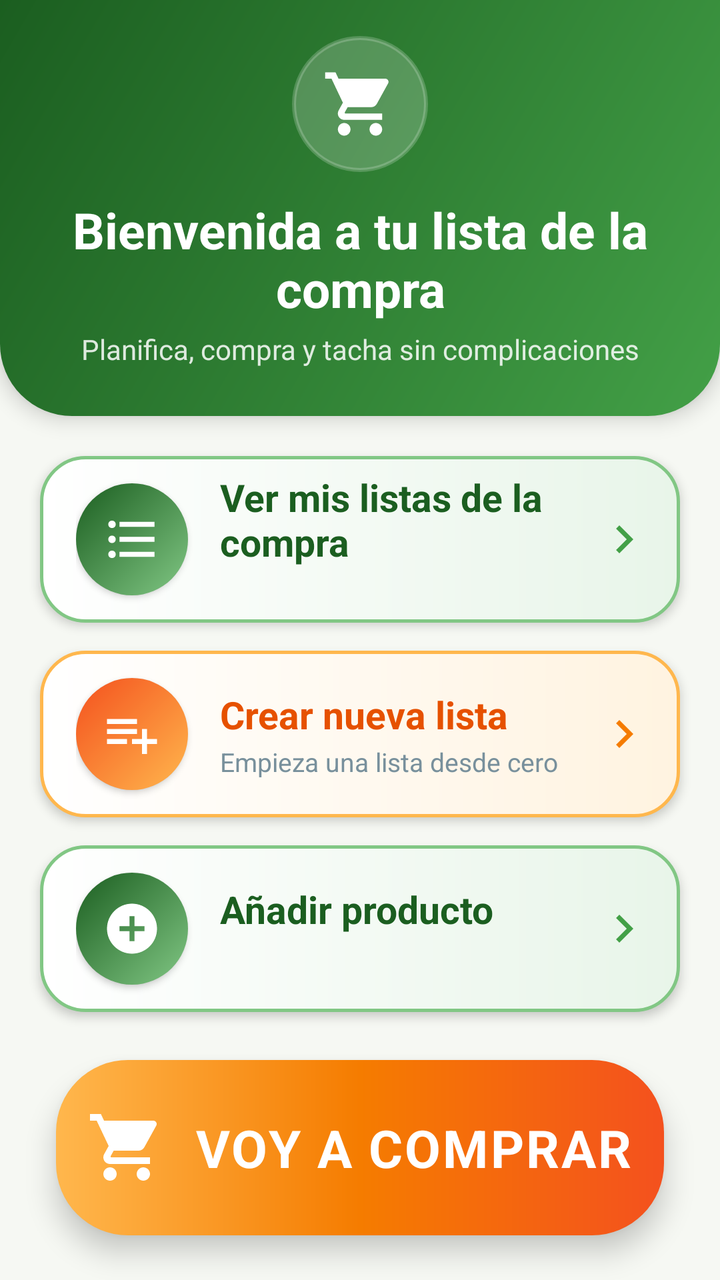
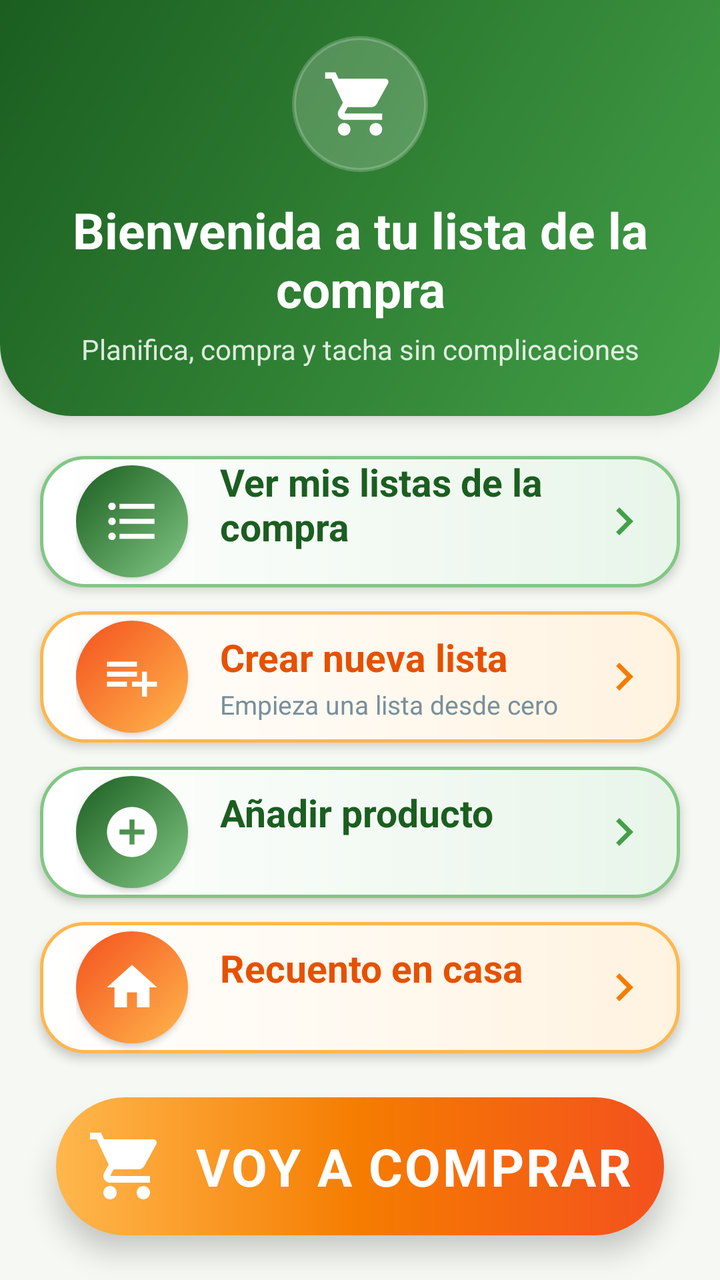

Two renders of the same Android screen: before a commit and after it. Below are the layout's source before the change and the commit's diff.
<!-- AndroidManifest.xml: application theme Theme.ShoppingList -->
<!-- res/layout/activity_main.xml -->
<?xml version="1.0" encoding="utf-8"?>
<LinearLayout xmlns:android="http://schemas.android.com/apk/res/android"
    xmlns:app="http://schemas.android.com/apk/res-auto"
    xmlns:tools="http://schemas.android.com/tools"
    android:layout_width="match_parent"
    android:layout_height="match_parent"
    android:orientation="vertical"
    tools:ignore="ContentDescription,NestedWeights">

    
    <LinearLayout
        android:id="@+id/topBar"
        android:layout_width="match_parent"
        android:layout_height="wrap_content"
        android:background="@drawable/bg_header_main"
        android:elevation="6dp"
        android:gravity="center_horizontal"
        android:orientation="vertical"
        android:paddingStart="24dp"
        android:paddingTop="18dp"
        android:paddingEnd="24dp"
        android:paddingBottom="24dp">

        <FrameLayout
            android:layout_width="68dp"
            android:layout_height="68dp"
            android:background="@drawable/bg_icon_circle_light">

            <ImageView
                android:layout_width="38dp"
                android:layout_height="38dp"
                android:layout_gravity="center"
                android:importantForAccessibility="no"
                android:src="@drawable/ic_cart" />
        </FrameLayout>

        <TextView
            android:layout_width="match_parent"
            android:layout_height="wrap_content"
            android:layout_marginTop="12dp"
            android:gravity="center"
            android:text="@string/main_header"
            android:textColor="@color/white"
            android:textSize="25sp"
            android:textStyle="bold" />

        <TextView
            android:layout_width="match_parent"
            android:layout_height="wrap_content"
            android:layout_marginTop="4dp"
            android:alpha="0.85"
            android:gravity="center"
            android:text="@string/main_subtitle"
            android:textColor="@color/white"
            android:textSize="14sp" />
    </LinearLayout>

    <LinearLayout
        android:layout_width="match_parent"
        android:layout_height="0dp"
        android:layout_weight="1"
        android:orientation="vertical"
        android:paddingStart="20dp"
        android:paddingTop="20dp"
        android:paddingEnd="20dp"
        android:clipToPadding="false"
        android:paddingBottom="16dp">

        <LinearLayout
            android:id="@+id/bannerMyLists"
            style="@style/MainBanner"
            android:background="@drawable/bg_banner_green">

            <FrameLayout
                style="@style/MainBannerIconCircle"
                android:background="@drawable/bg_icon_circle_green">

                <ImageView
                    style="@style/MainBannerIcon"
                    android:src="@drawable/ic_list" />
            </FrameLayout>

            <LinearLayout style="@style/MainBannerTexts">

                <TextView
                    style="@style/MainBannerTitle"
                    android:text="@string/banner_my_lists"
                    android:textColor="@color/green_dark" />

                <TextView
                    android:id="@+id/tvMyListsSub"
                    style="@style/MainBannerSubtitle" />
            </LinearLayout>

            <ImageView
                style="@style/MainBannerChevron"
                app:tint="@color/green_mid" />
        </LinearLayout>

        <LinearLayout
            android:id="@+id/bannerNewList"
            style="@style/MainBanner"
            android:background="@drawable/bg_banner_orange">

            <FrameLayout
                style="@style/MainBannerIconCircle"
                android:background="@drawable/bg_icon_circle_orange">

                <ImageView
                    style="@style/MainBannerIcon"
                    android:src="@drawable/ic_playlist_add" />
            </FrameLayout>

            <LinearLayout style="@style/MainBannerTexts">

                <TextView
                    style="@style/MainBannerTitle"
                    android:text="@string/banner_new_list"
                    android:textColor="@color/orange_dark" />

                <TextView
                    style="@style/MainBannerSubtitle"
                    android:text="@string/banner_new_list_sub" />
            </LinearLayout>

            <ImageView
                style="@style/MainBannerChevron"
                app:tint="@color/orange" />
        </LinearLayout>

        <LinearLayout
            android:id="@+id/bannerAddProduct"
            style="@style/MainBanner"
            android:background="@drawable/bg_banner_green">

            <FrameLayout
                style="@style/MainBannerIconCircle"
                android:background="@drawable/bg_icon_circle_green">

                <ImageView
                    style="@style/MainBannerIcon"
                    android:src="@drawable/ic_add_circle" />
            </FrameLayout>

            <LinearLayout style="@style/MainBannerTexts">

                <TextView
                    style="@style/MainBannerTitle"
                    android:text="@string/banner_add_product"
                    android:textColor="@color/green_dark" />

                <TextView
                    android:id="@+id/tvAddProductSub"
                    style="@style/MainBannerSubtitle" />
            </LinearLayout>

            <ImageView
                style="@style/MainBannerChevron"
                app:tint="@color/green_mid" />
        </LinearLayout>

        <LinearLayout
            android:id="@+id/btnGoShopping"
            android:layout_width="match_parent"
            android:layout_height="0dp"
            android:layout_marginStart="8dp"
            android:layout_marginTop="10dp"
            android:layout_marginEnd="8dp"
            android:layout_marginBottom="6dp"
            android:layout_weight="1.05"
            android:background="@drawable/bg_big_button"
            android:clickable="true"
            android:elevation="8dp"
            android:focusable="true"
            android:gravity="center"
            android:orientation="horizontal">

            <ImageView
                android:layout_width="40dp"
                android:layout_height="40dp"
                android:importantForAccessibility="no"
                android:src="@drawable/ic_cart" />

            <TextView
                android:layout_width="wrap_content"
                android:layout_height="wrap_content"
                android:layout_marginStart="14dp"
                android:letterSpacing="0.04"
                android:text="@string/go_shopping"
                android:textColor="@color/white"
                android:textSize="26sp"
                android:textStyle="bold" />
        </LinearLayout>
    </LinearLayout>
</LinearLayout>
<!-- resources referenced by this layout -->
<resources>
  <color name="green_dark">#FF1B5E20</color>
  <color name="green_mid">#FF43A047</color>
  <color name="orange">#FFF57C00</color>
  <color name="orange_dark">#FFE65100</color>
  <color name="white">#FFFFFFFF</color>
  <!-- drawable bg_icon_circle_green (drawable) -->
  <?xml version="1.0" encoding="utf-8"?>
  <shape xmlns:android="http://schemas.android.com/apk/res/android" android:shape="oval">
      <gradient android:angle="315" android:startColor="@color/green_dark" android:endColor="@color/green_soft" />
  </shape>
  <!-- drawable bg_icon_circle_orange (drawable) -->
  <?xml version="1.0" encoding="utf-8"?>
  <shape xmlns:android="http://schemas.android.com/apk/res/android" android:shape="oval">
      <gradient android:angle="315" android:startColor="@color/orange_deep" android:endColor="@color/orange_soft" />
  </shape>
  <string name="banner_add_product">Añadir producto</string>
  <string name="banner_my_lists">Ver mis listas de la compra</string>
  <string name="banner_new_list">Crear nueva lista</string>
  <string name="banner_new_list_sub">Empieza una lista desde cero</string>
  <string name="go_shopping">VOY A COMPRAR</string>
  <string name="main_header">Bienvenida a tu lista de la compra</string>
  <string name="main_subtitle">Planifica, compra y tacha sin complicaciones</string>
  <style name="MainBanner">
          <item name="android:layout_width">match_parent</item>
          <item name="android:layout_height">0dp</item>
          <item name="android:layout_weight">1</item>
          <item name="android:layout_marginBottom">14dp</item>
          <item name="android:orientation">horizontal</item>
          <item name="android:gravity">center_vertical</item>
          <item name="android:paddingStart">18dp</item>
          <item name="android:paddingEnd">14dp</item>
          <item name="android:elevation">3dp</item>
          <item name="android:clickable">true</item>
          <item name="android:focusable">true</item>
      </style>
  <style name="MainBannerChevron">
          <item name="android:layout_width">28dp</item>
          <item name="android:layout_height">28dp</item>
          <item name="android:src">@drawable/ic_chevron_right</item>
          <item name="android:importantForAccessibility">no</item>
      </style>
  <style name="MainBannerIcon">
          <item name="android:layout_width">30dp</item>
          <item name="android:layout_height">30dp</item>
          <item name="android:layout_gravity">center</item>
          <item name="android:importantForAccessibility">no</item>
      </style>
  <style name="MainBannerIconCircle">
          <item name="android:layout_width">56dp</item>
          <item name="android:layout_height">56dp</item>
          <item name="android:elevation">2dp</item>
      </style>
  <style name="MainBannerTitle">
          <item name="android:layout_width">wrap_content</item>
          <item name="android:layout_height">wrap_content</item>
          <item name="android:textSize">19sp</item>
          <item name="android:textStyle">bold</item>
      </style>
  <color name="green_light">#FFE8F5E9</color>
  <color name="green_soft">#FF81C784</color>
  <color name="orange_light">#FFFFF3E0</color>
  <color name="orange_soft">#FFFFB74D</color>
  <color name="orange_deep">#FFF4511E</color>
  <color name="white_translucent">#33FFFFFF</color>
  <color name="text_muted">#FF78909C</color>
  <color name="green">#FF2E7D32</color>
  <color name="page_bg">#FFF6F8F3</color>
  <style name="ShapeAppearance.ShoppingList.Dialog" parent="">
          <item name="cornerFamily">rounded</item>
          <item name="cornerSize">24dp</item>
      </style>
  <!-- unchanged entries left out for length: 14 -->
</resources>

<!-- the commit's change to res/layout/activity_main.xml (unified diff, before → after) -->
@@ -157,6 +157,37 @@
             <ImageView
                 style="@style/MainBannerChevron"
                 app:tint="@color/green_mid" />
+        </LinearLayout>
+
+        <LinearLayout
+            android:id="@+id/bannerHome"
+            style="@style/MainBanner"
+            android:background="@drawable/bg_banner_orange">
+
+            <FrameLayout
+                style="@style/MainBannerIconCircle"
+                android:background="@drawable/bg_icon_circle_orange">
+
+                <ImageView
+                    style="@style/MainBannerIcon"
+                    android:src="@drawable/ic_home" />
+            </FrameLayout>
+
+            <LinearLayout style="@style/MainBannerTexts">
+
+                <TextView
+                    style="@style/MainBannerTitle"
+                    android:text="@string/banner_home"
+                    android:textColor="@color/orange_dark" />
+
+                <TextView
+                    android:id="@+id/tvHomeSub"
+                    style="@style/MainBannerSubtitle" />
+            </LinearLayout>
+
+            <ImageView
+                style="@style/MainBannerChevron"
+                app:tint="@color/orange" />
         </LinearLayout>
 
         <LinearLayout
<!-- resource entries referenced after the edit -->
@@ -15,7 +15,18 @@
   <shape xmlns:android="http://schemas.android.com/apk/res/android" android:shape="oval">
       <gradient android:angle="315" android:startColor="@color/orange_deep" android:endColor="@color/orange_soft" />
   </shape>
+  <!-- drawable ic_home (drawable) -->
+  <vector xmlns:android="http://schemas.android.com/apk/res/android"
+      android:width="24dp"
+      android:height="24dp"
+      android:viewportWidth="24"
+      android:viewportHeight="24">
+      <path
+          android:fillColor="#FFFFFFFF"
+          android:pathData="M10,20v-6h4v6h5v-8h3L12,3 2,12h3v8z" />
+  </vector>
   <string name="banner_add_product">Añadir producto</string>
+  <string name="banner_home">Recuento en casa</string>
   <string name="banner_my_lists">Ver mis listas de la compra</string>
   <string name="banner_new_list">Crear nueva lista</string>
   <string name="banner_new_list_sub">Empieza una lista desde cero</string>
@@ -26,7 +37,7 @@
           <item name="android:layout_width">match_parent</item>
           <item name="android:layout_height">0dp</item>
           <item name="android:layout_weight">1</item>
-          <item name="android:layout_marginBottom">14dp</item>
+          <item name="android:layout_marginBottom">12dp</item>
           <item name="android:orientation">horizontal</item>
           <item name="android:gravity">center_vertical</item>
           <item name="android:paddingStart">18dp</item>
